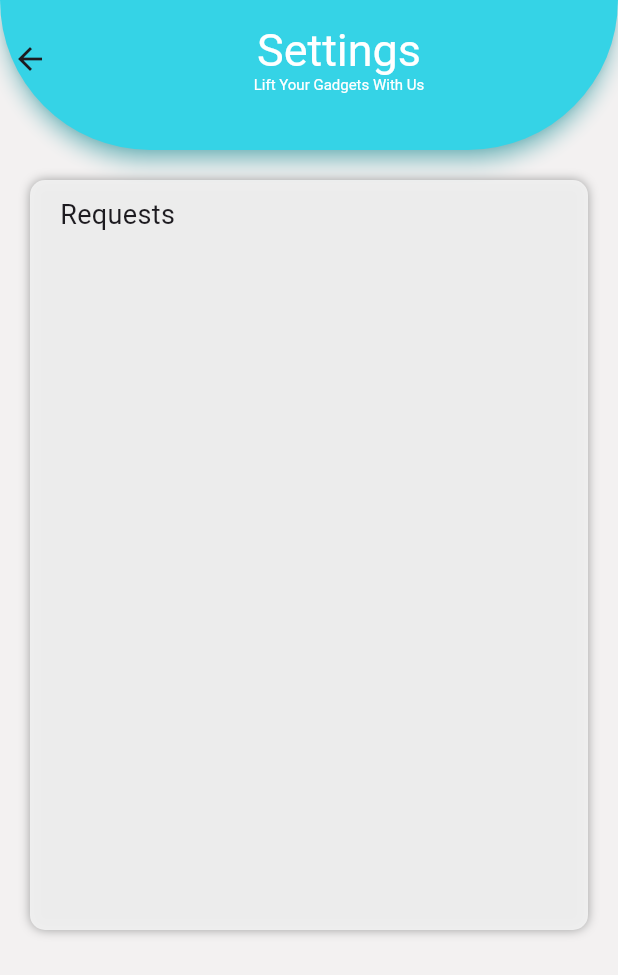
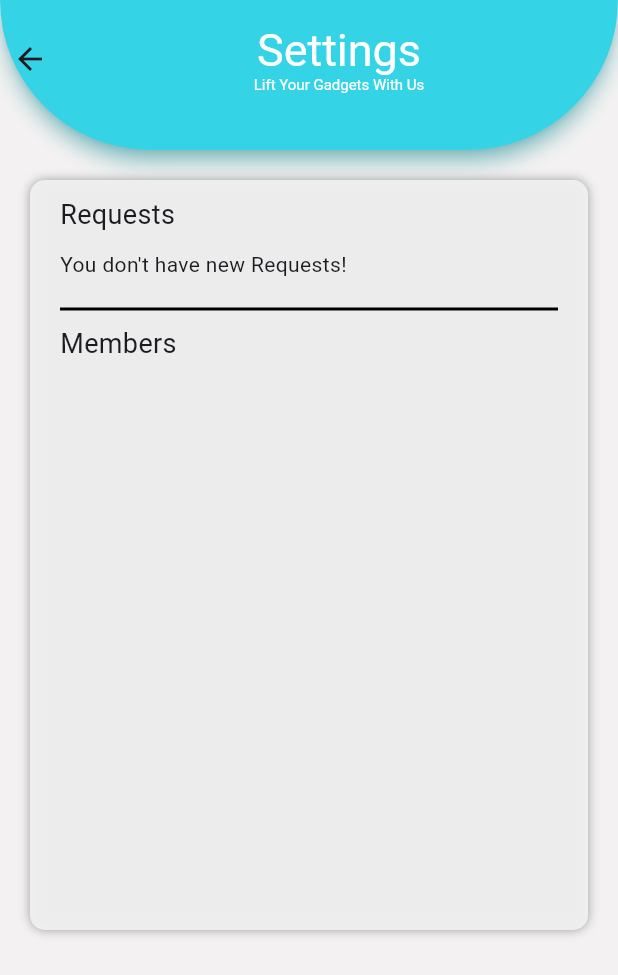
Before and after one commit to younes-damouna/gad-lift, a Flutter app: the SettingsScreen screen opened directly, on a phone screen of 412 x 824 dp. Shown: the top 975 px of the screen. Run offline on Flutter 3.47's test engine with Material 3 defaults, Android fonts, the phone set to English and light mode, and no system bars; our stand-ins replace dio, firebase_core, firebase_messaging, flutter_secure_storage, flutter_svg, google_fonts and 1 more; missing offline and left inert: dart:ffi; accounts and stored records are empty; network calls fail.

Commit message:
frontend: created member provider

```diff
--- a/mobile_app/lib/screens/settings.screen.dart
+++ b/mobile_app/lib/screens/settings.screen.dart
@@ -87,6 +87,7 @@ class _SettingsScreenState extends State<SettingsScreen> {
                       SizedBox(
                         child: Consumer<RequestProvider>(
                           builder: (BuildContext context, req, Widget? child) {
+                            if (req.requests.length > 0) {
                               return ListView.builder(
                                   itemCount: req.requests.length,
                                   shrinkWrap: true,
@@ -101,9 +102,9 @@ class _SettingsScreenState extends State<SettingsScreen> {
                                           builder: (BuildContext context) =>
                                               AlertMessage(
                                             handlePress: () async {
-                                            final response =
-                                                await RequestService
-                                                    .acceptMember('${req.requests[i].id}');
+                                              final response = await RequestService
+                                                  .acceptMember(
+                                                      '${req.requests[i].id}');
 
                                               // final req = Request.parseRequests(
                                               //     response['requests']);
@@ -113,7 +114,7 @@ class _SettingsScreenState extends State<SettingsScreen> {
                                               //   listen: false,
                                               // ).getRequests(req);
 
-                                            log('requests: ${response}');
+                                              log('requests: $response');
                                             },
                                             request:
                                                 '${req.requests[i].first_name} ${req.requests[i].last_name}',
@@ -122,8 +123,27 @@ class _SettingsScreenState extends State<SettingsScreen> {
                                       },
                                     );
                                   });
+                            } else {
+                              return const Padding(
+                                padding: EdgeInsets.symmetric(vertical: 10.0),
+                                child: SectionTitle(
+                                    title: 'You don\'t have new Requests!',
+                                    size: 14),
+                              );
+                            }
                           },
                         ),
+                      ),
+                      const Divider(
+                        color: Colors.black,
+                        height: 20,
+                        thickness: 2,
+                      ),
+                      const Row(
+                        mainAxisAlignment: MainAxisAlignment.spaceBetween,
+                        children: [
+                          SectionTitle(title: 'Members', size: 18),
+                        ],
                       ),
                     ],
                   ),
```
Also changed, not shown: mobile_app/lib/helpers/models/member.provider.dart (added). Lines whose indentation alone changed are shown as unchanged.
